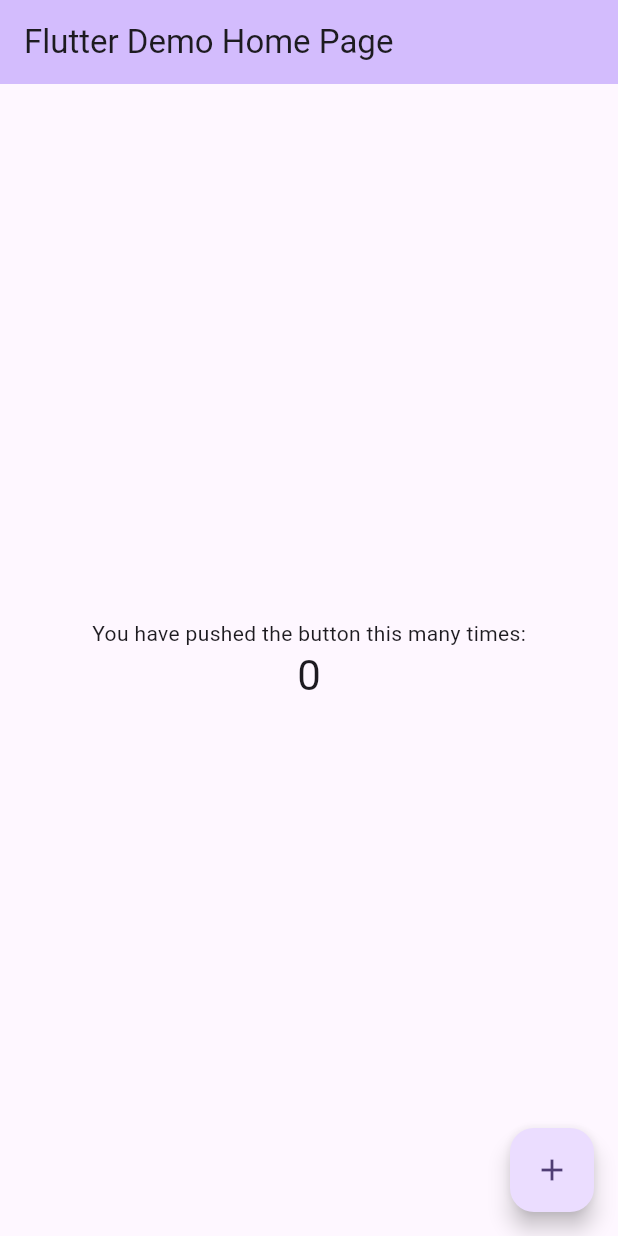
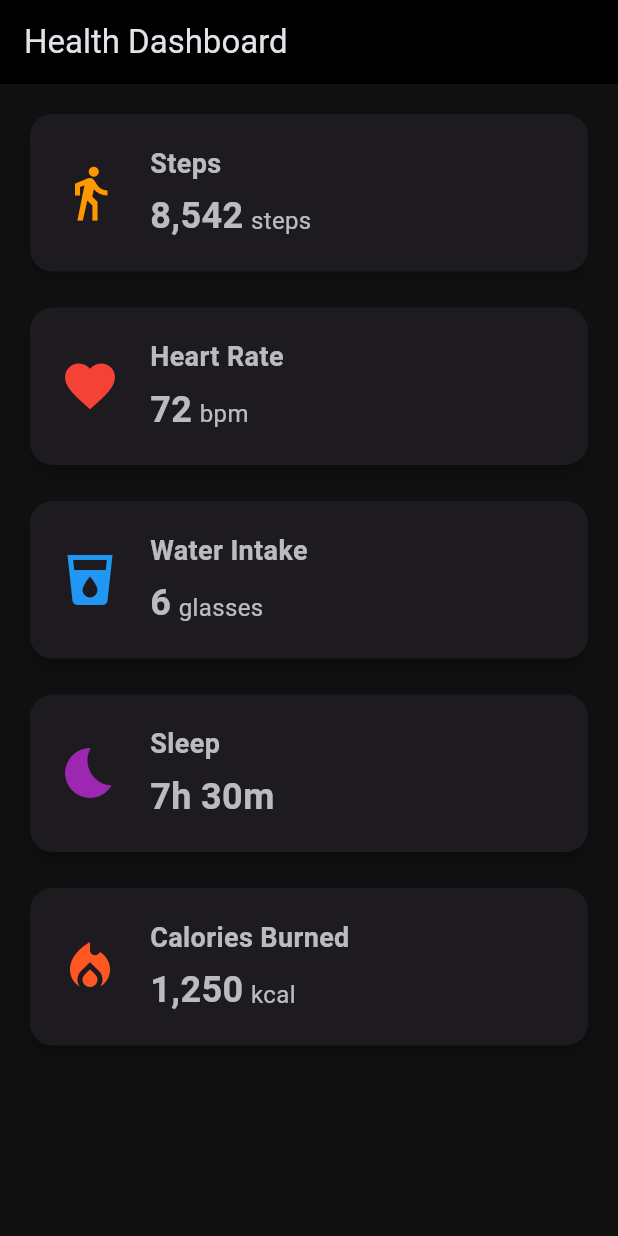
Before and after one commit to could-ai/019a5316-3008-70a0-a115-da8f36ad6c0b, a Flutter app: the screen it shows after launch, on a phone screen of 412 x 824 dp. Run offline on Flutter 3.47's test engine with Material 3 defaults, Android fonts, the phone set to English and light mode, and no system bars.

Commit message:
I have updated the main application file to set up the foundation for our Health Tracker app. The default counter example has been replaced with a new `MyApp` widget that configures the application's theme to a dark mode, which is common for health and fitness apps. I've also set the home screen to a new `HomeScreen` widget, which will serve as the main dashboard for our health metrics. This provides a clean and modern starting point for the app's UI.; I've created a new home screen to act as the central health dashboard. This screen features a clean, scrollable list of several common health metrics such as Steps, Heart Rate, Water Intake, Sleep, and Calories Burned. Each metric is displayed using a reusable `HealthMetricCard` widget, which I also created. This approach keeps the UI organized and makes it easy to add more health metrics in the future. The data is currently hard-coded as a placeholder, but it's ready to be connected to real data sources.; To ensure a consistent and reusable UI, I've created a dedicated `HealthMetricCard` widget. This widget is responsible for displaying a single health metric, including a title, value, unit, and a corresponding icon with a unique color. By encapsulating this UI logic into its own widget, we can easily reuse it on the home screen and other parts of the app, making the code cleaner, more maintainable, and easier to update.

```diff
--- a/usr/lib/main.dart
+++ b/usr/lib/main.dart
@@ -1,4 +1,5 @@
 import 'package:flutter/material.dart';
+import 'package:couldai_user_app/screens/home_screen.dart';
 
 void main() {
   runApp(const MyApp());
@@ -7,114 +8,21 @@ void main() {
 class MyApp extends StatelessWidget {
   const MyApp({super.key});
 
-  // This widget is the root of your application.
   @override
   Widget build(BuildContext context) {
     return MaterialApp(
-      title: 'Flutter Demo',
+      title: 'Health Tracker',
       debugShowCheckedModeBanner: false,
-      theme: ThemeData(
-        // This is the theme of your application.
-        //
-        // TRY THIS: Try running your application with "flutter run". You'll see
-        // the application has a purple toolbar. Then, without quitting the app,
-        // try changing the seedColor in the colorScheme below to Colors.green
-        // and then invoke "hot reload" (save your changes or press the "hot
-        // reload" button in a Flutter-supported IDE, or press "r" if you used
-        // the command line to start the app).
-        //
-        // Notice that the counter didn't reset back to zero; the application
-        // state is not lost during the reload. To reset the state, use hot
-        // restart instead.
-        //
-        // This works for code too, not just values: Most code changes can be
-        // tested with just a hot reload.
-        colorScheme: ColorScheme.fromSeed(seedColor: Colors.deepPurple),
+      theme: ThemeData.dark().copyWith(
+        primaryColor: Colors.blueGrey,
+        scaffoldBackgroundColor: const Color(0xFF101010),
+        cardColor: const Color(0xFF1E1E1E),
+        textTheme: const TextTheme(
+          bodyLarge: TextStyle(color: Colors.white),
+          bodyMedium: TextStyle(color: Colors.white70),
+        ),
       ),
-      home: const MyHomePage(title: 'Flutter Demo Home Page'),
+      home: const HomeScreen(),
     );
   }
 }
-
-class MyHomePage extends StatefulWidget {
-  const MyHomePage({super.key, required this.title});
-
-  // This widget is the home page of your application. It is stateful, meaning
-  // that it has a State object (defined below) that contains fields that affect
-  // how it looks.
-
-  // This class is the configuration for the state. It holds the values (in this
-  // case the title) provided by the parent (in this case the App widget) and
-  // used by the build method of the State. Fields in a Widget subclass are
-  // always marked "final".
-
-  final String title;
-
-  @override
-  State<MyHomePage> createState() => _MyHomePageState();
-}
-
-class _MyHomePageState extends State<MyHomePage> {
-  int _counter = 0;
-
-  void _incrementCounter() {
-    setState(() {
-      // This call to setState tells the Flutter framework that something has
-      // changed in this State, which causes it to rerun the build method below
-      // so that the display can reflect the updated values. If we changed
-      // _counter without calling setState(), then the build method would not be
-      // called again, and so nothing would appear to happen.
-      _counter++;
-    });
-  }
-
-  @override
-  Widget build(BuildContext context) {
-    // This method is rerun every time setState is called, for instance as done
-    // by the _incrementCounter method above.
-    //
-    // The Flutter framework has been optimized to make rerunning build methods
-    // fast, so that you can just rebuild anything that needs updating rather
-    // than having to individually change instances of widgets.
-    return Scaffold(
-      appBar: AppBar(
-        // TRY THIS: Try changing the color here to a specific color (to
-        // Colors.amber, perhaps?) and trigger a hot reload to see the AppBar
-        // change color while the other colors stay the same.
-        backgroundColor: Theme.of(context).colorScheme.inversePrimary,
-        // Here we take the value from the MyHomePage object that was created by
-        // the App.build method, and use it to set our appbar title.
-        title: Text(widget.title),
-      ),
-      body: Center(
-        // Center is a layout widget. It takes a single child and positions it
-        // in the middle of the parent.
-        child: Column(
-          // Column is also a layout widget. It takes a list of children and
-          // arranges them vertically. By default, it sizes itself to fit its
-          // children horizontally, and tries to be as tall as its parent.
-          //
-          // Column has various properties to control how it sizes itself and
-          // how it positions its children. Here we use mainAxisAlignment to
-          // center the children vertically; the main axis here is the vertical
-          // axis because Columns are vertical (the cross axis would be
-          // horizontal).
-          //
-          // TRY THIS: Invoke "debug painting" (choose the "Toggle Debug Paint"
-          // action in the IDE, or press "p" in the console), to see the
-          // wireframe for each widget.
-          mainAxisAlignment: MainAxisAlignment.center,
-          children: <Widget>[
-            const Text('You have pushed the button this many times:'),
-            Text('$_counter', style: Theme.of(context).textTheme.headlineMedium),
-          ],
-        ),
-      ),
-      floatingActionButton: FloatingActionButton(
-        onPressed: _incrementCounter,
-        tooltip: 'Increment',
-        child: const Icon(Icons.add),
-      ), // This trailing comma makes auto-formatting nicer for build methods.
-    );
-  }
-}
--- /dev/null
+++ b/usr/lib/screens/home_screen.dart
@@ -0,0 +1,61 @@
+import 'package:flutter/material.dart';
+import 'package:couldai_user_app/widgets/health_metric_card.dart';
+
+class HomeScreen extends StatelessWidget {
+  const HomeScreen({super.key});
+
+  @override
+  Widget build(BuildContext context) {
+    return Scaffold(
+      appBar: AppBar(
+        title: const Text('Health Dashboard'),
+        backgroundColor: Colors.black,
+        elevation: 0,
+      ),
+      body: ListView(
+        padding: const EdgeInsets.all(16.0),
+        children: const [
+          HealthMetricCard(
+            title: 'Steps',
+            value: '8,542',
+            unit: 'steps',
+            icon: Icons.directions_walk,
+            color: Colors.orange,
+          ),
+          SizedBox(height: 16),
+          HealthMetricCard(
+            title: 'Heart Rate',
+            value: '72',
+            unit: 'bpm',
+            icon: Icons.favorite,
+            color: Colors.red,
+          ),
+          SizedBox(height: 16),
+          HealthMetricCard(
+            title: 'Water Intake',
+            value: '6',
+            unit: 'glasses',
+            icon: Icons.local_drink,
+            color: Colors.blue,
+          ),
+          SizedBox(height: 16),
+          HealthMetricCard(
+            title: 'Sleep',
+            value: '7h 30m',
+            unit: '',
+            icon: Icons.bedtime,
+            color: Colors.purple,
+          ),
+           SizedBox(height: 16),
+          HealthMetricCard(
+            title: 'Calories Burned',
+            value: '1,250',
+            unit: 'kcal',
+            icon: Icons.local_fire_department,
+            color: Colors.deepOrange,
+          ),
+        ],
+      ),
+    );
+  }
+}
--- /dev/null
+++ b/usr/lib/widgets/health_metric_card.dart
@@ -0,0 +1,71 @@
+import 'package:flutter/material.dart';
+
+class HealthMetricCard extends StatelessWidget {
+  final String title;
+  final String value;
+  final String unit;
+  final IconData icon;
+  final Color color;
+
+  const HealthMetricCard({
+    super.key,
+    required this.title,
+    required this.value,
+    required this.unit,
+    required this.icon,
+    required this.color,
+  });
+
+  @override
+  Widget build(BuildContext context) {
+    return Card(
+      elevation: 4,
+      shape: RoundedRectangleBorder(
+        borderRadius: BorderRadius.circular(15),
+      ),
+      child: Padding(
+        padding: const EdgeInsets.all(20.0),
+        child: Row(
+          children: [
+            Icon(icon, size: 40, color: color),
+            const SizedBox(width: 20),
+            Column(
+              crossAxisAlignment: CrossAxisAlignment.start,
+              children: [
+                Text(
+                  title,
+                  style: const TextStyle(
+                    fontSize: 18,
+                    fontWeight: FontWeight.bold,
+                  ),
+                ),
+                const SizedBox(height: 5),
+                Row(
+                  crossAxisAlignment: CrossAxisAlignment.baseline,
+                  textBaseline: TextBaseline.alphabetic,
+                  children: [
+                    Text(
+                      value,
+                      style: const TextStyle(
+                        fontSize: 24,
+                        fontWeight: FontWeight.bold,
+                      ),
+                    ),
+                    const SizedBox(width: 5),
+                    Text(
+                      unit,
+                      style: const TextStyle(
+                        fontSize: 16,
+                        color: Colors.white70,
+                      ),
+                    ),
+                  ],
+                ),
+              ],
+            ),
+          ],
+        ),
+      ),
+    );
+  }
+}
```
